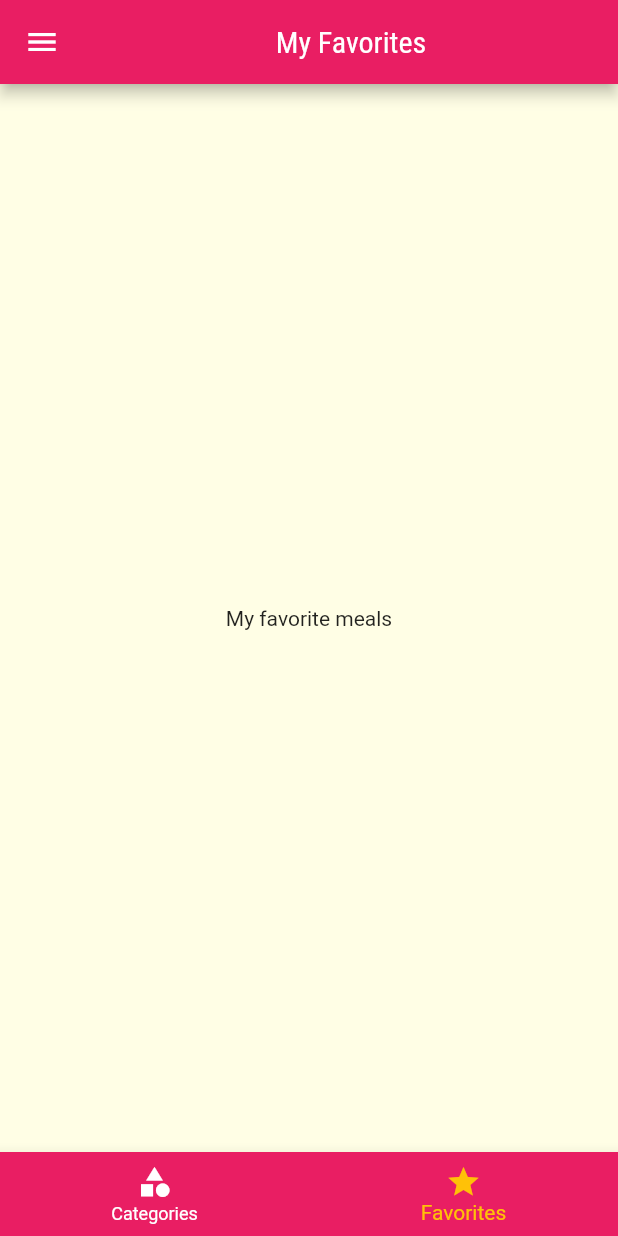
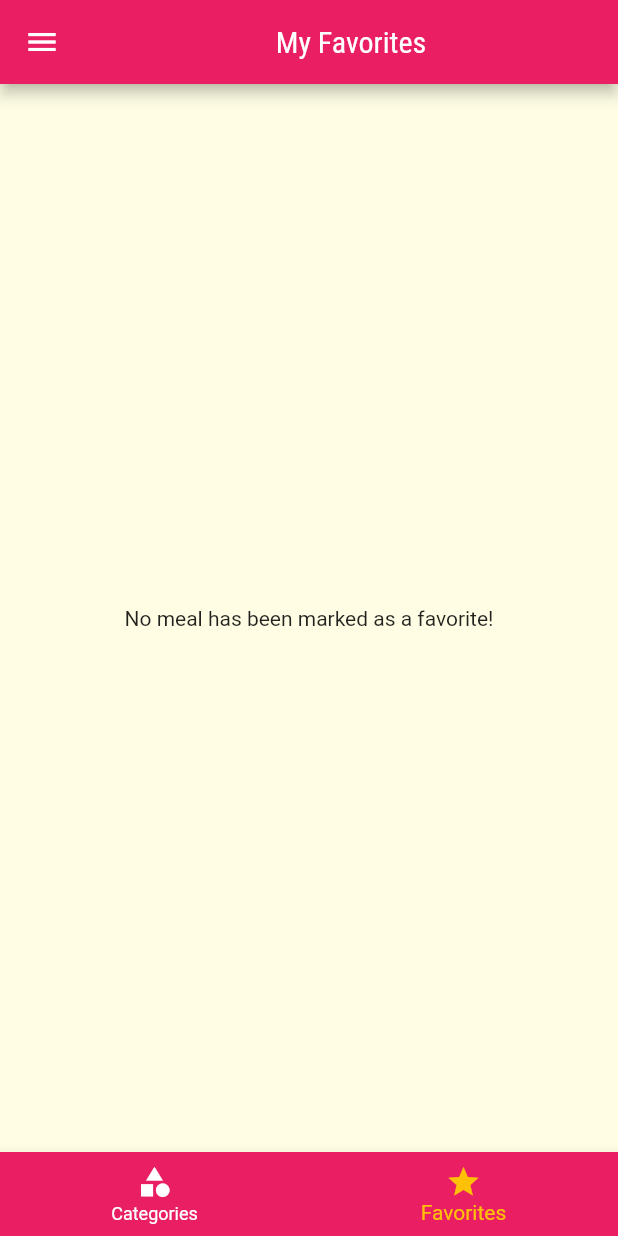
Before and after one commit to santclear/meals, a Flutter app: the screen it shows after launch, item 2 of the bottom bar chosen, on a phone screen of 412 x 824 dp. Run offline on Flutter 3.47's test engine with Material 2 defaults, Android fonts, the phone set to English and light mode, and no system bars.

Commit message:
28 - The favorite button now adds favorite meals to the FavoriteScreen widget.

```diff
--- a/lib/main.dart
+++ b/lib/main.dart
@@ -22,6 +22,7 @@ class MyApp extends StatefulWidget {
 class _MyAppState extends State<MyApp> {
   Settings settings = Settings();
   List<Meal> _availableMeals = dummyMeals;
+  final List<Meal> _favoriteMeals = [];
 
   void _filterMeals(Settings settings) {
     setState(() {
@@ -37,6 +38,18 @@ class _MyAppState extends State<MyApp> {
             !filterVegetarian;
       }).toList();
     });
+  }
+
+  void _toggleFavorite(Meal meal) {
+    setState(() {
+      _favoriteMeals.contains(meal)
+          ? _favoriteMeals.remove(meal)
+          : _favoriteMeals.add(meal);
+    });
+  }
+
+  bool _isFavorite(Meal meal) {
+    return _favoriteMeals.contains(meal);
   }
 
   @override
@@ -58,12 +71,19 @@ class _MyAppState extends State<MyApp> {
         ).copyWith(
           secondary: Colors.amber,
         ),
+        iconTheme: const IconThemeData(
+          color: Colors.black,
+        ),
+        floatingActionButtonTheme: const FloatingActionButtonThemeData(
+          foregroundColor: Colors.black,
+        ),
       ),
       routes: {
-        AppRoutes.home: (ctx) => const TabsScreen(),
+        AppRoutes.home: (ctx) => TabsScreen(_favoriteMeals),
         AppRoutes.categoriesMeals: (ctx) =>
             CategoriesMealsScreen(_availableMeals),
-        AppRoutes.mealDetail: (ctx) => const MealDetailScreen(),
+        AppRoutes.mealDetail: (ctx) =>
+            MealDetailScreen(_toggleFavorite, _isFavorite),
         AppRoutes.settings: (ctx) => SettingsScreen(settings, _filterMeals),
       },
       // onGenerateRoute: (settings) {
--- a/lib/screens/favorite_screen.dart
+++ b/lib/screens/favorite_screen.dart
@@ -1,13 +1,26 @@
 import 'package:flutter/material.dart';
+import 'package:meals/components/meal_item.dart';
+
+import '../models/meal.dart';
 
 class FavoriteScreen extends StatelessWidget {
+  final List<Meal> favoriteMeals;
 
-  const FavoriteScreen({super.key});
+  const FavoriteScreen(this.favoriteMeals, {super.key});
 
   @override
   Widget build(BuildContext context) {
-    return const Center(
-      child: Text('My favorite meals'),
-    );
+    if (favoriteMeals.isEmpty) {
+      return const Center(
+        child: Text('No meal has been marked as a favorite!'),
+      );
+    } else {
+      return ListView.builder(
+        itemCount: favoriteMeals.length,
+        itemBuilder: (ctx, index) {
+          return MealItem(favoriteMeals[index]);
+        },
+      );
+    }
   }
 }
--- a/lib/screens/meal_detail_screen.dart
+++ b/lib/screens/meal_detail_screen.dart
@@ -3,7 +3,10 @@ import 'package:flutter/material.dart';
 import '../models/meal.dart';
 
 class MealDetailScreen extends StatelessWidget {
-  const MealDetailScreen({super.key});
+  final Function(Meal) onToggleFavorite;
+  final bool Function(Meal) isFavorite;
+
+  const MealDetailScreen(this.onToggleFavorite, this.isFavorite, {super.key});
 
   Widget _createSectionTitle(BuildContext context, String title) {
     return Container(
@@ -88,9 +91,9 @@ class MealDetailScreen extends StatelessWidget {
         ),
       ),
       floatingActionButton: FloatingActionButton(
-        child: const Icon(Icons.star),
+        child: Icon(isFavorite(meal) ? Icons.star : Icons.star_border),
         onPressed: () {
-          Navigator.of(context).pop(meal.title);
+          onToggleFavorite(meal);
         },
       ),
     );
--- a/lib/screens/tabs_screen.dart
+++ b/lib/screens/tabs_screen.dart
@@ -1,10 +1,13 @@
 import 'package:flutter/material.dart';
 import 'package:meals/components/main_drawer.dart';
+import 'package:meals/models/meal.dart';
 import 'package:meals/screens/categories_screen.dart';
 import 'package:meals/screens/favorite_screen.dart';
 
 class TabsScreen extends StatefulWidget {
-  const TabsScreen({super.key});
+  final List<Meal> favoriteMeals;
+
+  const TabsScreen(this.favoriteMeals, {super.key});
 
   @override
   State<TabsScreen> createState() => _TabsScreenState();
@@ -13,16 +16,22 @@ class TabsScreen extends StatefulWidget {
 class _TabsScreenState extends State<TabsScreen> {
   int _selectedScreenIndex = 0;
 
-  final List<Map<String, Object>> _screens = [
+  List<Map<String, Object>> _screens = [];
+
+  @override
+  void initState() {
+    super.initState();
+    _screens = [
       {
         'title': 'Categories List',
         'screen': const CategoriesScreen(),
       },
       {
         'title': 'My Favorites',
-      'screen': const FavoriteScreen(),
+        'screen': FavoriteScreen(widget.favoriteMeals),
       },
     ];
+  }
 
   _selectScreen(int index) {
     setState(() {
```
Lines whose indentation alone changed are shown as unchanged.
